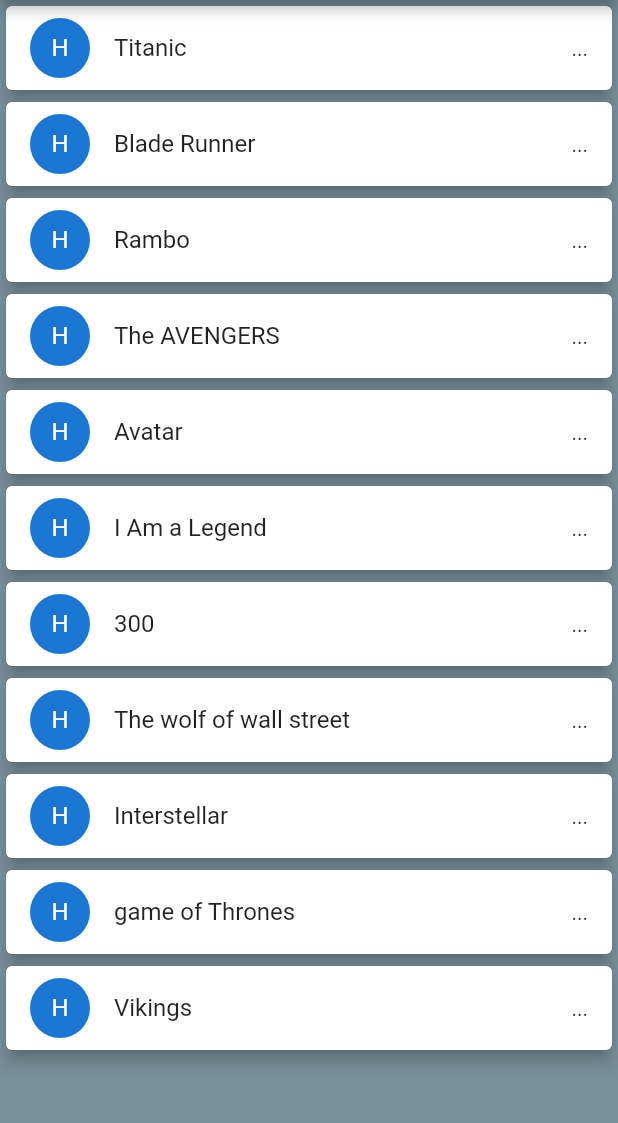
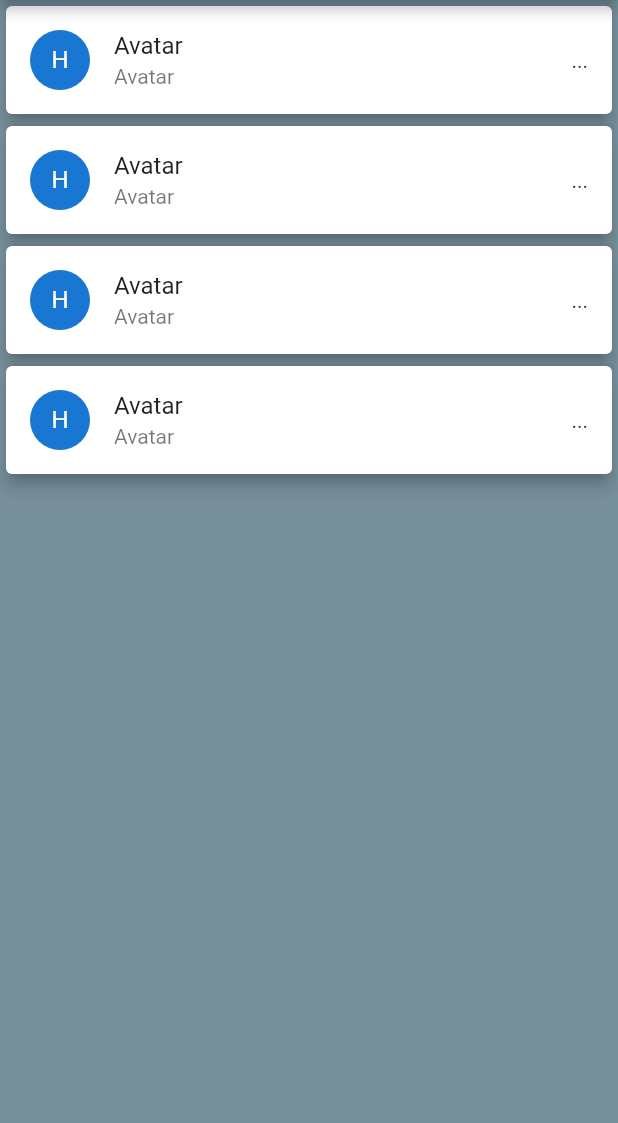
Before and after one commit to ashiquemhd63/Movie_app, a Flutter app: the screen it shows after launch, on a phone screen of 412 x 824 dp, the part 84-1207 px from its top. Run offline on Flutter 3.47's test engine with Material 2 defaults, Android fonts, the phone set to English and light mode, and no system bars.

Commit message:
Created a Model movie class

```diff
--- a/lib/widgets/home.dart
+++ b/lib/widgets/home.dart
@@ -1,5 +1,9 @@
 import 'package:flutter/material.dart';
+import 'package:movie_app/widgets/movie.dart';
 import 'package:movie_app/widgets/movieListViewDetails.dart';
+
+
+final List<Movie> movieList= Movie.getMovies();
 
 
 class MovieListView extends StatelessWidget {
@@ -27,14 +31,15 @@ class MovieListView extends StatelessWidget {
       backgroundColor: Colors.blueGrey.shade400,
       //[ListView.builder] is used to generate dynamic content from external source
       body:ListView.builder(
-          itemCount: movies.length,//The count of data items
+          itemCount: movieList.length,//The count of data items
           itemBuilder: (BuildContext context,int index){
 
         return Card(//card is used to represent some related information like album,contact details
           color: Colors.white,
           elevation: 4.5,//gives shadow
           child: ListTile(
-            title: Text(movies[index]),
+            title: Text(movieList[index].title),
+            subtitle: Text("${movieList[0].title}"),
             leading: CircleAvatar(
               child: Container(
                // decoration: BoxDecoration(
--- /dev/null
+++ b/lib/widgets/movie.dart
@@ -0,0 +1,161 @@
+class Movie{
+
+  static List<Movie> getMovies() => [
+    Movie(
+  "Avatar",
+  "2009",
+   "PG-13",
+  "18 Dec 2009",
+  "162 min",
+   "Action, Adventure, Fantasy",
+   "James Cameron",
+ "James Cameron",
+  "Sam Worthington, Zoe Saldana, Sigourney Weaver, Stephen Lang",
+ "A paraplegic marine dispatched to the moon Pandora on a unique mission becomes torn between following his orders and protecting the world he feels is his home.",
+   "English, Spanish",
+   "USA, UK",
+   "Won 3 Oscars. Another 80 wins & 121 nominations.",
+  "http://ia.media-imdb.com/images/M/MV5BMTYwOTEwNjAzMl5BMl5BanBnXkFtZTcwODc5MTUwMw@@._V1_SX300.jpg",
+   "83",
+   "7.9",
+   "890,617",
+   "tt0499549",
+  "movie",
+   "True",
+  [
+  "https://images-na.ssl-images-amazon.com/images/M/MV5BMjEyOTYyMzUxNl5BMl5BanBnXkFtZTcwNTg0MTUzNA@@._V1_SX1500_CR0,0,1500,999_AL_.jpg",
+  "https://images-na.ssl-images-amazon.com/images/M/MV5BNzM2MDk3MTcyMV5BMl5BanBnXkFtZTcwNjg0MTUzNA@@._V1_SX1777_CR0,0,1777,999_AL_.jpg",
+  "https://images-na.ssl-images-amazon.com/images/M/MV5BMTY2ODQ3NjMyMl5BMl5BanBnXkFtZTcwODg0MTUzNA@@._V1_SX1777_CR0,0,1777,999_AL_.jpg",
+  "https://images-na.ssl-images-amazon.com/images/M/MV5BMTMxOTEwNDcxN15BMl5BanBnXkFtZTcwOTg0MTUzNA@@._V1_SX1777_CR0,0,1777,999_AL_.jpg",
+  "https://images-na.ssl-images-amazon.com/images/M/MV5BMTYxMDg1Nzk1MV5BMl5BanBnXkFtZTcwMDk0MTUzNA@@._V1_SX1500_CR0,0,1500,999_AL_.jpg"
+  ]),
+    Movie(
+        "Avatar",
+        "2009",
+        "PG-13",
+        "18 Dec 2009",
+        "162 min",
+        "Action, Adventure, Fantasy",
+        "James Cameron",
+        "James Cameron",
+        "Sam Worthington, Zoe Saldana, Sigourney Weaver, Stephen Lang",
+        "A paraplegic marine dispatched to the moon Pandora on a unique mission becomes torn between following his orders and protecting the world he feels is his home.",
+        "English, Spanish",
+        "USA, UK",
+        "Won 3 Oscars. Another 80 wins & 121 nominations.",
+        "http://ia.media-imdb.com/images/M/MV5BMTYwOTEwNjAzMl5BMl5BanBnXkFtZTcwODc5MTUwMw@@._V1_SX300.jpg",
+        "83",
+        "7.9",
+        "890,617",
+        "tt0499549",
+        "movie",
+        "True",
+        [
+          "https://images-na.ssl-images-amazon.com/images/M/MV5BMjEyOTYyMzUxNl5BMl5BanBnXkFtZTcwNTg0MTUzNA@@._V1_SX1500_CR0,0,1500,999_AL_.jpg",
+          "https://images-na.ssl-images-amazon.com/images/M/MV5BNzM2MDk3MTcyMV5BMl5BanBnXkFtZTcwNjg0MTUzNA@@._V1_SX1777_CR0,0,1777,999_AL_.jpg",
+          "https://images-na.ssl-images-amazon.com/images/M/MV5BMTY2ODQ3NjMyMl5BMl5BanBnXkFtZTcwODg0MTUzNA@@._V1_SX1777_CR0,0,1777,999_AL_.jpg",
+          "https://images-na.ssl-images-amazon.com/images/M/MV5BMTMxOTEwNDcxN15BMl5BanBnXkFtZTcwOTg0MTUzNA@@._V1_SX1777_CR0,0,1777,999_AL_.jpg",
+          "https://images-na.ssl-images-amazon.com/images/M/MV5BMTYxMDg1Nzk1MV5BMl5BanBnXkFtZTcwMDk0MTUzNA@@._V1_SX1500_CR0,0,1500,999_AL_.jpg"
+        ]),
+    Movie(
+        "Avatar",
+        "2009",
+        "PG-13",
+        "18 Dec 2009",
+        "162 min",
+        "Action, Adventure, Fantasy",
+        "James Cameron",
+        "James Cameron",
+        "Sam Worthington, Zoe Saldana, Sigourney Weaver, Stephen Lang",
+        "A paraplegic marine dispatched to the moon Pandora on a unique mission becomes torn between following his orders and protecting the world he feels is his home.",
+        "English, Spanish",
+        "USA, UK",
+        "Won 3 Oscars. Another 80 wins & 121 nominations.",
+        "http://ia.media-imdb.com/images/M/MV5BMTYwOTEwNjAzMl5BMl5BanBnXkFtZTcwODc5MTUwMw@@._V1_SX300.jpg",
+        "83",
+        "7.9",
+        "890,617",
+        "tt0499549",
+        "movie",
+        "True",
+        [
+          "https://images-na.ssl-images-amazon.com/images/M/MV5BMjEyOTYyMzUxNl5BMl5BanBnXkFtZTcwNTg0MTUzNA@@._V1_SX1500_CR0,0,1500,999_AL_.jpg",
+          "https://images-na.ssl-images-amazon.com/images/M/MV5BNzM2MDk3MTcyMV5BMl5BanBnXkFtZTcwNjg0MTUzNA@@._V1_SX1777_CR0,0,1777,999_AL_.jpg",
+          "https://images-na.ssl-images-amazon.com/images/M/MV5BMTY2ODQ3NjMyMl5BMl5BanBnXkFtZTcwODg0MTUzNA@@._V1_SX1777_CR0,0,1777,999_AL_.jpg",
+          "https://images-na.ssl-images-amazon.com/images/M/MV5BMTMxOTEwNDcxN15BMl5BanBnXkFtZTcwOTg0MTUzNA@@._V1_SX1777_CR0,0,1777,999_AL_.jpg",
+          "https://images-na.ssl-images-amazon.com/images/M/MV5BMTYxMDg1Nzk1MV5BMl5BanBnXkFtZTcwMDk0MTUzNA@@._V1_SX1500_CR0,0,1500,999_AL_.jpg"
+        ]),
+    Movie(
+        "Avatar",
+        "2009",
+        "PG-13",
+        "18 Dec 2009",
+        "162 min",
+        "Action, Adventure, Fantasy",
+        "James Cameron",
+        "James Cameron",
+        "Sam Worthington, Zoe Saldana, Sigourney Weaver, Stephen Lang",
+        "A paraplegic marine dispatched to the moon Pandora on a unique mission becomes torn between following his orders and protecting the world he feels is his home.",
+        "English, Spanish",
+        "USA, UK",
+        "Won 3 Oscars. Another 80 wins & 121 nominations.",
+        "http://ia.media-imdb.com/images/M/MV5BMTYwOTEwNjAzMl5BMl5BanBnXkFtZTcwODc5MTUwMw@@._V1_SX300.jpg",
+        "83",
+        "7.9",
+        "890,617",
+        "tt0499549",
+        "movie",
+        "True",
+        [
+          "https://images-na.ssl-images-amazon.com/images/M/MV5BMjEyOTYyMzUxNl5BMl5BanBnXkFtZTcwNTg0MTUzNA@@._V1_SX1500_CR0,0,1500,999_AL_.jpg",
+          "https://images-na.ssl-images-amazon.com/images/M/MV5BNzM2MDk3MTcyMV5BMl5BanBnXkFtZTcwNjg0MTUzNA@@._V1_SX1777_CR0,0,1777,999_AL_.jpg",
+          "https://images-na.ssl-images-amazon.com/images/M/MV5BMTY2ODQ3NjMyMl5BMl5BanBnXkFtZTcwODg0MTUzNA@@._V1_SX1777_CR0,0,1777,999_AL_.jpg",
+          "https://images-na.ssl-images-amazon.com/images/M/MV5BMTMxOTEwNDcxN15BMl5BanBnXkFtZTcwOTg0MTUzNA@@._V1_SX1777_CR0,0,1777,999_AL_.jpg",
+          "https://images-na.ssl-images-amazon.com/images/M/MV5BMTYxMDg1Nzk1MV5BMl5BanBnXkFtZTcwMDk0MTUzNA@@._V1_SX1500_CR0,0,1500,999_AL_.jpg"
+        ]),
+  ] ;
+
+  String title;
+  String year;
+  String rated;
+  String released;
+  String runtime;
+  String genre;
+  String director;
+  String writer;
+  String actors;
+  String plot;
+  String language;
+  String country;
+  String awards;
+  String poster;
+  String metascore;
+  String imdbrating;
+  String imdbvotes;
+  String imdbid;
+  String type;
+  String response;
+  List <String> images;
+  Movie(
+      this.title,
+      this.year,
+      this.rated,
+      this.released,
+      this.runtime,
+      this.genre,
+      this.director,
+      this.writer,
+      this.actors,
+      this.plot,
+      this.language,
+      this.country,
+      this.awards,
+      this.poster,
+      this.metascore,
+      this.imdbrating,
+      this.imdbvotes,
+      this.imdbid,
+      this.type,
+      this.response,
+      this.images);
+}
```
